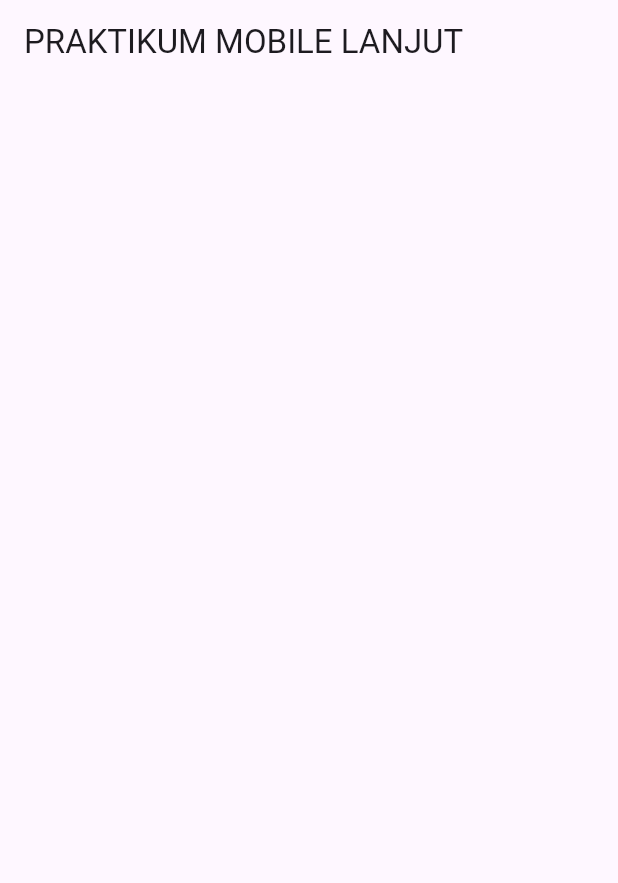
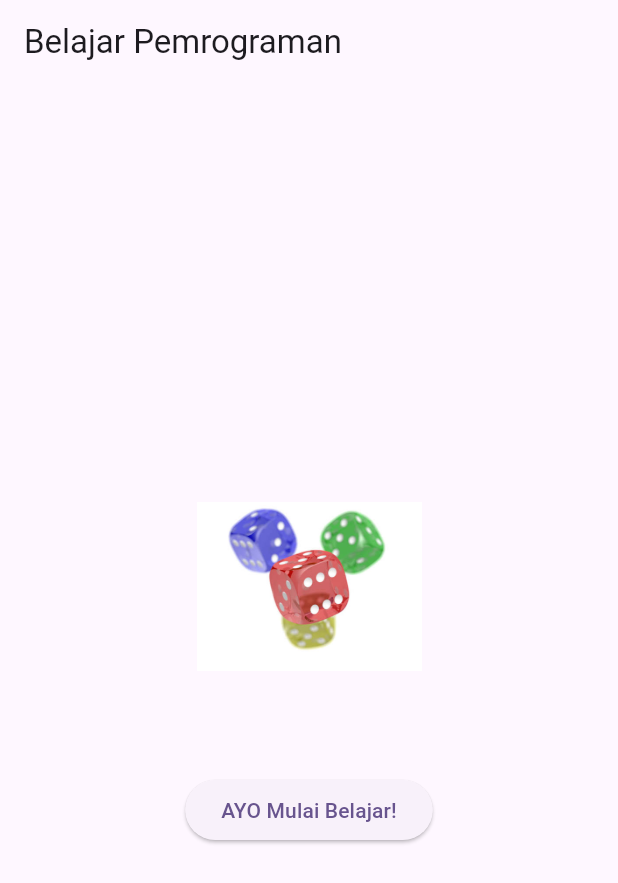
Before and after one commit to zahraayesha/prak-mobilelanjut-2417051027, a Flutter app: the screen it shows after launch, on a phone screen of 412 x 824 dp. Shown: the top 883 px of the screen. Run offline on Flutter 3.47's test engine with Material 3 defaults, Android fonts, the phone set to English and light mode, and no system bars.

Commit message:
pertemuan 3

```diff
--- /dev/null
+++ b/lib/first_widget.dart
@@ -0,0 +1,25 @@
+import 'package:flutter/material.dart';
+
+class FirstWidget extends StatelessWidget {
+  const FirstWidget({super.key});
+
+  @override
+  Widget build(BuildContext context) {
+    return Scaffold(
+      appBar: AppBar(title: const Text('Belajar Pemrograman')),
+      body: Center(
+        child: Column(
+          mainAxisAlignment: MainAxisAlignment.center,
+          children: [
+            Image.asset('assets/images/IT.png', width: 150, height: 150),
+            const SizedBox(height: 50),
+            ElevatedButton(
+              onPressed: () {},
+              child: const Text('AYO Mulai Belajar!'),
+            ),
+          ],
+        ),
+      ),
+    );
+  }
+}
--- a/lib/main.dart
+++ b/lib/main.dart
@@ -1,4 +1,8 @@
 import 'package:flutter/material.dart';
+
+// import 'column_widget.dart';
+// import 'row_widget.dart';
+import 'first_widget.dart';
 
 void main() {
   runApp(const MyApp());
@@ -10,13 +14,12 @@
   @override
   Widget build(BuildContext context) {
     return MaterialApp(
-      title: 'Flutter Demo',
+      title: 'Praktikum Mobile Lanjut',
       theme: ThemeData(
         colorScheme: ColorScheme.fromSeed(seedColor: Colors.deepPurple),
+        useMaterial3: true,
       ),
-      home: Scaffold(
-        appBar: AppBar(title: const Text('PRAKTIKUM MOBILE LANJUT')),
-      ),
+      home: const FirstWidget(),
     );
   }
 }
--- a/pubspec.yaml
+++ b/pubspec.yaml
@@ -58,8 +58,8 @@
   uses-material-design: true
 
   # To add assets to your application, add an assets section, like this:
-  # assets:
-  #   - images/a_dot_burr.jpeg
+  assets:
+    - assets/images/IT.png
   #   - images/a_dot_ham.jpeg
 
   # An image asset can refer to one or more resolution-specific "variants", see
```
Also changed, not shown: lib/column_widget.dart (added, +20 -0 lines), lib/row_widget.dart (added, +20 -0 lines), assets/images/IT.png (added), 1 other file.
